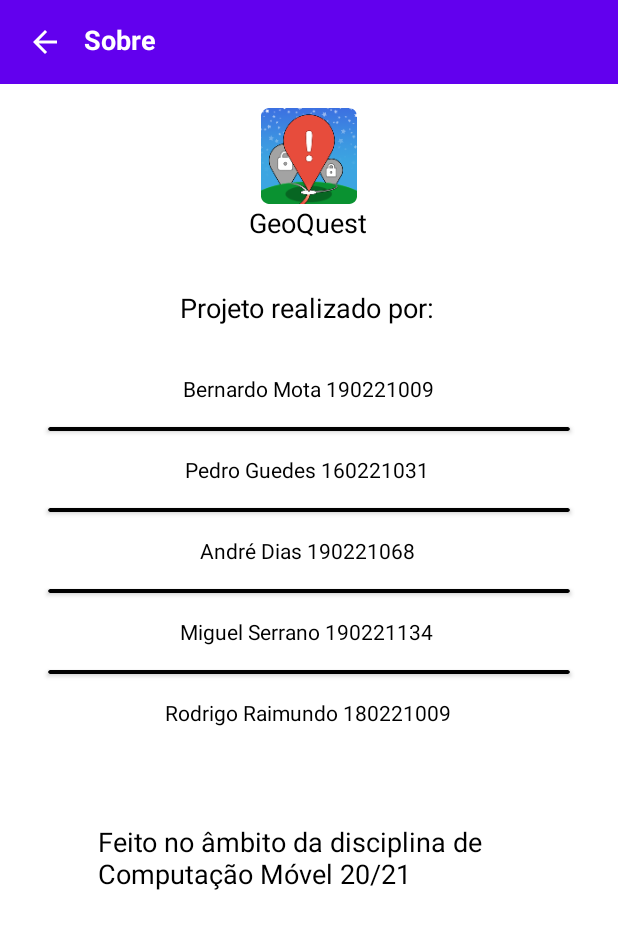
After one commit to neurodraft/GeoQuest, an Android app: the layout fragment_about.xml on its own in the app's theme, with its tools: preview values and no code run, on a phone screen of 412 x 824 dp. The commit adds this screen. Shown: the top 929 px of the screen. Run offline under Robolectric (Android 15) with nearby library versions, the phone set to English and light mode, and no system bars.

Commit message:
XML para o About

```diff
--- a/app/build.gradle
+++ b/app/build.gradle
@@ -46,7 +46,4 @@ dependencies {
     testImplementation 'junit:junit:4.+'
     androidTestImplementation 'androidx.test.ext:junit:1.1.2'
     androidTestImplementation 'androidx.test.espresso:espresso-core:3.3.0'
-
-    //Circle ImageView
-    implementation 'de.hdodenhof:circleimageview:3.1.0'
 }
--- /dev/null
+++ b/app/src/main/res/layout/fragment_about.xml
@@ -0,0 +1,265 @@
+<?xml version="1.0" encoding="utf-8"?>
+<androidx.constraintlayout.widget.ConstraintLayout
+    xmlns:android="http://schemas.android.com/apk/res/android"
+    xmlns:app="http://schemas.android.com/apk/res-auto"
+    xmlns:tools="http://schemas.android.com/tools"
+    android:layout_width="match_parent"
+    android:layout_height="match_parent">
+
+    <androidx.appcompat.widget.Toolbar
+        android:id="@+id/toolbarAbout"
+        android:layout_width="match_parent"
+        android:layout_height="wrap_content"
+        android:background="@color/purple_500"
+        android:minHeight="?attr/actionBarSize"
+        android:theme="?attr/actionButtonStyle"
+        app:layout_constraintEnd_toEndOf="parent"
+        app:layout_constraintStart_toStartOf="parent"
+        app:layout_constraintTop_toTopOf="parent" />
+
+    <ImageButton
+        android:id="@+id/backArrowImageButtonAbout"
+        android:layout_width="52dp"
+        android:layout_height="48dp"
+        android:layout_marginStart="4dp"
+        android:layout_marginLeft="4dp"
+        android:layout_marginTop="4dp"
+        android:background="@color/purple_500"
+        android:contentDescription="@string/back_arrow"
+        android:tint="@color/white"
+        app:layout_constraintStart_toStartOf="parent"
+        app:layout_constraintTop_toTopOf="parent"
+        app:srcCompat="@drawable/abc_vector_test" />
+
+    <TextView
+        android:id="@+id/aboutTextView"
+        android:layout_width="wrap_content"
+        android:layout_height="wrap_content"
+        android:layout_marginStart="56dp"
+        android:layout_marginLeft="56dp"
+        android:layout_marginTop="14dp"
+        android:text="@string/about"
+        android:textAllCaps="false"
+        android:textColor="@color/white"
+        android:textSize="18sp"
+        android:textStyle="bold"
+        app:layout_constraintStart_toStartOf="parent"
+        app:layout_constraintTop_toTopOf="parent" />
+
+    <TextView
+        android:id="@+id/devTeamTextView"
+        android:layout_width="wrap_content"
+        android:layout_height="wrap_content"
+        android:layout_marginStart="120dp"
+        android:layout_marginLeft="120dp"
+        android:layout_marginTop="32dp"
+        android:layout_marginEnd="121dp"
+        android:layout_marginRight="121dp"
+        android:text="@string/dev_team"
+        android:textColor="@color/black"
+        android:textSize="18sp"
+        app:layout_constraintEnd_toEndOf="parent"
+        app:layout_constraintHorizontal_bias="0.0"
+        app:layout_constraintStart_toStartOf="parent"
+        app:layout_constraintTop_toBottomOf="@+id/geoQuestTextView" />
+
+    <TextView
+        android:id="@+id/doneInTextView"
+        android:layout_width="281dp"
+        android:layout_height="50dp"
+        android:layout_marginStart="65dp"
+        android:layout_marginLeft="65dp"
+        android:layout_marginTop="64dp"
+        android:layout_marginEnd="65dp"
+        android:layout_marginRight="65dp"
+        android:text="@string/done_in"
+        android:textColor="@color/black"
+        android:textSize="18sp"
+        app:layout_constraintEnd_toEndOf="parent"
+        app:layout_constraintHorizontal_bias="0.0"
+        app:layout_constraintStart_toStartOf="parent"
+        app:layout_constraintTop_toBottomOf="@+id/rodrigoTextView" />
+
+    <androidx.cardview.widget.CardView
+        android:id="@+id/cardView4"
+        android:layout_width="match_parent"
+        android:layout_height="wrap_content"
+        android:layout_marginStart="32dp"
+        android:layout_marginLeft="32dp"
+        android:layout_marginTop="16dp"
+        android:layout_marginEnd="32dp"
+        android:layout_marginRight="32dp"
+        app:cardBackgroundColor="#000000"
+        app:contentPadding="1dp"
+        app:layout_constraintEnd_toEndOf="parent"
+        app:layout_constraintHorizontal_bias="0.0"
+        app:layout_constraintStart_toStartOf="parent"
+        app:layout_constraintTop_toBottomOf="@+id/andreTextView" />
+
+    <androidx.cardview.widget.CardView
+        android:id="@+id/cardView2"
+        android:layout_width="match_parent"
+        android:layout_height="wrap_content"
+        android:layout_marginStart="32dp"
+        android:layout_marginLeft="32dp"
+        android:layout_marginTop="16dp"
+        android:layout_marginEnd="32dp"
+        android:layout_marginRight="32dp"
+        app:cardBackgroundColor="#000000"
+        app:contentPadding="1dp"
+        app:layout_constraintEnd_toEndOf="parent"
+        app:layout_constraintHorizontal_bias="0.0"
+        app:layout_constraintStart_toStartOf="parent"
+        app:layout_constraintTop_toBottomOf="@+id/bernardoTextView" />
+
+    <TextView
+        android:id="@+id/rodrigoTextView"
+        android:layout_width="wrap_content"
+        android:layout_height="wrap_content"
+        android:layout_marginStart="110dp"
+        android:layout_marginLeft="110dp"
+        android:layout_marginTop="16dp"
+        android:layout_marginEnd="110dp"
+        android:layout_marginRight="110dp"
+        android:text="@string/rodrigo"
+        android:textColor="@color/black"
+        app:layout_constraintEnd_toEndOf="parent"
+        app:layout_constraintHorizontal_bias="0.0"
+        app:layout_constraintStart_toStartOf="parent"
+        app:layout_constraintTop_toBottomOf="@+id/cardView5" />
+
+    <TextView
+        android:id="@+id/andreTextView"
+        android:layout_width="wrap_content"
+        android:layout_height="wrap_content"
+        android:layout_marginStart="133dp"
+        android:layout_marginLeft="133dp"
+        android:layout_marginTop="16dp"
+        android:layout_marginEnd="134dp"
+        android:layout_marginRight="134dp"
+        android:layout_marginBottom="21dp"
+        android:text="@string/andre"
+        android:textColor="@color/black"
+        app:layout_constraintBottom_toTopOf="@+id/cardView4"
+        app:layout_constraintEnd_toEndOf="parent"
+        app:layout_constraintHorizontal_bias="0.0"
+        app:layout_constraintStart_toStartOf="parent"
+        app:layout_constraintTop_toBottomOf="@+id/cardView3"
+        app:layout_constraintVertical_bias="0.0" />
+
+    <androidx.cardview.widget.CardView
+        android:id="@+id/cardView5"
+        android:layout_width="match_parent"
+        android:layout_height="wrap_content"
+        android:layout_marginStart="32dp"
+        android:layout_marginLeft="32dp"
+        android:layout_marginTop="16dp"
+        android:layout_marginEnd="32dp"
+        android:layout_marginRight="32dp"
+        app:cardBackgroundColor="#000000"
+        app:contentPadding="1dp"
+        app:layout_constraintEnd_toEndOf="parent"
+        app:layout_constraintHorizontal_bias="0.0"
+        app:layout_constraintStart_toStartOf="parent"
+        app:layout_constraintTop_toBottomOf="@+id/textView10" />
+
+    <androidx.cardview.widget.CardView
+        android:id="@+id/cardView3"
+        android:layout_width="match_parent"
+        android:layout_height="wrap_content"
+        android:layout_marginStart="32dp"
+        android:layout_marginLeft="32dp"
+        android:layout_marginTop="16dp"
+        android:layout_marginEnd="32dp"
+        android:layout_marginRight="32dp"
+        app:cardBackgroundColor="#000000"
+        app:contentPadding="1dp"
+        app:layout_constraintEnd_toEndOf="parent"
+        app:layout_constraintHorizontal_bias="0.0"
+        app:layout_constraintStart_toStartOf="parent"
+        app:layout_constraintTop_toBottomOf="@+id/pedroTextView" />
+
+    <TextView
+        android:id="@+id/textView10"
+        android:layout_width="wrap_content"
+        android:layout_height="wrap_content"
+        android:layout_marginStart="120dp"
+        android:layout_marginLeft="120dp"
+        android:layout_marginTop="16dp"
+        android:layout_marginEnd="121dp"
+        android:layout_marginRight="121dp"
+        android:layout_marginBottom="20dp"
+        android:text="@string/miguel"
+        android:textColor="@color/black"
+        app:layout_constraintBottom_toTopOf="@+id/cardView5"
+        app:layout_constraintEnd_toEndOf="parent"
+        app:layout_constraintHorizontal_bias="0.0"
+        app:layout_constraintStart_toStartOf="parent"
+        app:layout_constraintTop_toBottomOf="@+id/cardView4" />
+
+    <TextView
+        android:id="@+id/pedroTextView"
+        android:layout_width="wrap_content"
+        android:layout_height="wrap_content"
+        android:layout_marginStart="123dp"
+        android:layout_marginLeft="123dp"
+        android:layout_marginTop="16dp"
+        android:layout_marginEnd="124dp"
+        android:layout_marginRight="124dp"
+        android:layout_marginBottom="22dp"
+        android:text="@string/pedro"
+        android:textColor="@color/black"
+        app:layout_constraintBottom_toTopOf="@+id/cardView3"
+        app:layout_constraintEnd_toEndOf="parent"
+        app:layout_constraintHorizontal_bias="0.0"
+        app:layout_constraintStart_toStartOf="parent"
+        app:layout_constraintTop_toBottomOf="@+id/cardView2"
+        app:layout_constraintVertical_bias="0.111" />
+
+    <TextView
+        android:id="@+id/bernardoTextView"
+        android:layout_width="wrap_content"
+        android:layout_height="wrap_content"
+        android:layout_marginStart="122dp"
+        android:layout_marginLeft="122dp"
+        android:layout_marginTop="32dp"
+        android:layout_marginEnd="121dp"
+        android:layout_marginRight="121dp"
+        android:text="@string/bernardo"
+        android:textColor="@color/black"
+        app:layout_constraintEnd_toEndOf="parent"
+        app:layout_constraintHorizontal_bias="0.0"
+        app:layout_constraintStart_toStartOf="parent"
+        app:layout_constraintTop_toBottomOf="@+id/devTeamTextView" />
+
+    <ImageView
+        android:id="@+id/imageView"
+        android:layout_width="65dp"
+        android:layout_height="64dp"
+        android:layout_marginStart="173dp"
+        android:layout_marginLeft="173dp"
+        android:layout_marginTop="16dp"
+        android:layout_marginEnd="173dp"
+        android:layout_marginRight="173dp"
+        android:contentDescription="@string/icon"
+        app:layout_constraintEnd_toEndOf="parent"
+        app:layout_constraintStart_toStartOf="parent"
+        app:layout_constraintTop_toBottomOf="@+id/toolbarAbout"
+        tools:srcCompat="@mipmap/ic_launcher" />
+
+    <TextView
+        android:id="@+id/geoQuestTextView"
+        android:layout_width="wrap_content"
+        android:layout_height="wrap_content"
+        android:layout_marginStart="166dp"
+        android:layout_marginLeft="166dp"
+        android:layout_marginEnd="167dp"
+        android:layout_marginRight="167dp"
+        android:text="@string/geo_quest"
+        android:textColor="@color/black"
+        android:textSize="18sp"
+        app:layout_constraintEnd_toEndOf="parent"
+        app:layout_constraintStart_toStartOf="parent"
+        app:layout_constraintTop_toBottomOf="@+id/imageView" />
+
+</androidx.constraintlayout.widget.ConstraintLayout>
--- a/app/src/main/res/values/strings.xml
+++ b/app/src/main/res/values/strings.xml
@@ -64,4 +64,14 @@
     <string name="monuments_left">Monumentos por conquistar</string>
     <string name="failed_attempts">Número de tentativas falhadas</string>
     <string name="average_quiz_completion_time">Média de tempo utilizado por Quiz</string>
+    <string name="about">Sobre</string>
+    <string name="dev_team">Projeto realizado por:</string>
+    <string name="bernardo">Bernardo Mota 190221009</string>
+    <string name="pedro">Pedro Guedes 160221031</string>
+    <string name="andre">André Dias 190221068</string>
+    <string name="miguel">Miguel Serrano 190221134</string>
+    <string name="rodrigo">Rodrigo Raimundo 180221009</string>
+    <string name="done_in">Feito no âmbito da disciplina de Computação Móvel 20/21</string>
+    <string name="geo_quest">GeoQuest</string>
+    <string name="icon">Icon</string>
 </resources>
```
